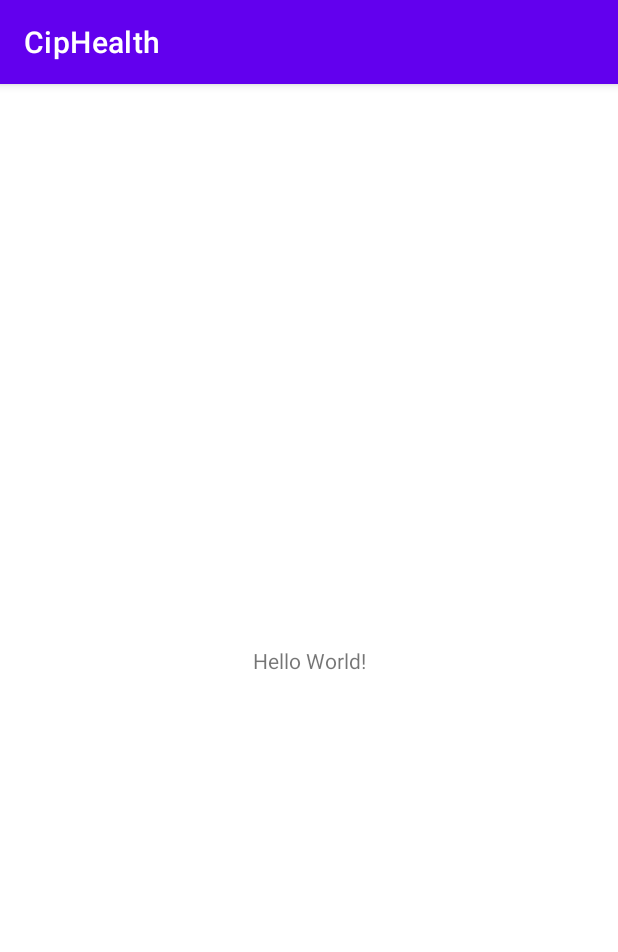
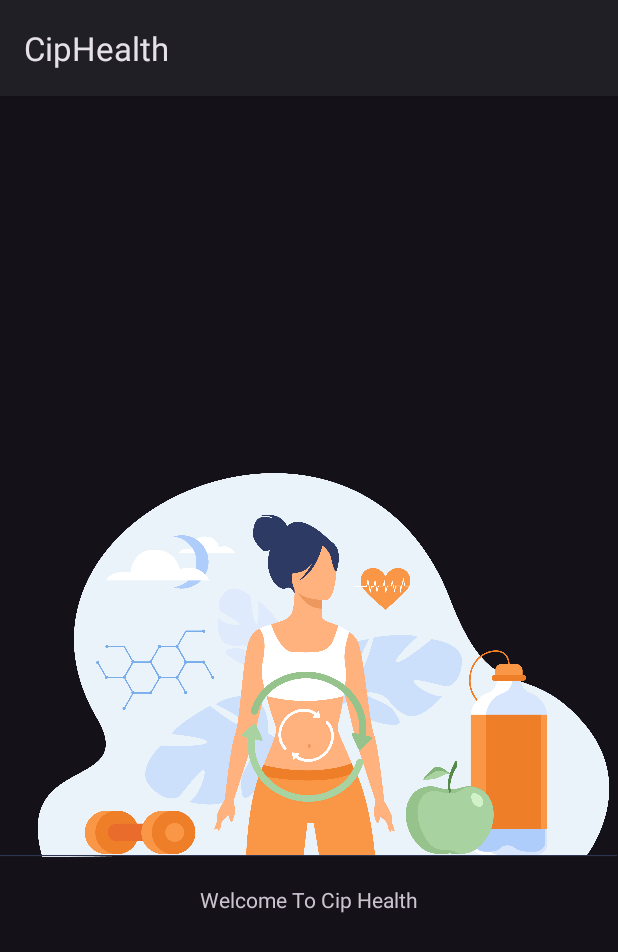
Before and after one commit to hessamasna/MobilePrograming-CipHealth, an Android app: the screen it shows after launch (MainActivity), on a phone screen of 412 x 824 dp. Shown: the top 952 px of the screen. Run offline under Robolectric (Android 15) with nearby library versions, the phone set to English and light mode, and no system bars; 1 statement that could not run was skipped.

Commit message:
[ADD] Welcome Page

```diff
--- a/app/src/main/java/com/cip/ciphealth/MainActivity.java
+++ b/app/src/main/java/com/cip/ciphealth/MainActivity.java
@@ -1,7 +1,9 @@
 package com.cip.ciphealth;
 
 import androidx.appcompat.app.AppCompatActivity;
+import androidx.appcompat.app.AppCompatDelegate;
 
+import android.content.Intent;
 import android.os.Bundle;
 
 public class MainActivity extends AppCompatActivity {
@@ -10,5 +12,20 @@
     protected void onCreate(Bundle savedInstanceState) {
         super.onCreate(savedInstanceState);
         setContentView(R.layout.activity_main);
+
+        Thread background = new Thread() {
+            public void run() {
+                try {
+                    sleep(3*1000);
+
+                    Intent i=new Intent(getBaseContext(),Login.class);
+                    startActivity(i);
+
+                    finish();
+                } catch (Exception e) {
+                }
+            }
+        };
+        background.start();
     }
 }
--- a/app/src/main/res/layout/activity_main.xml
+++ b/app/src/main/res/layout/activity_main.xml
@@ -9,10 +9,20 @@
     <TextView
         android:layout_width="wrap_content"
         android:layout_height="wrap_content"
-        android:text="Hello World!"
-        app:layout_constraintBottom_toBottomOf="parent"
+        android:layout_marginTop="16dp"
+        android:text="Welcome To Cip Health"
         app:layout_constraintEnd_toEndOf="parent"
         app:layout_constraintStart_toStartOf="parent"
-        app:layout_constraintTop_toTopOf="parent" />
+        app:layout_constraintTop_toBottomOf="@+id/imageView2" />
+
+    <ImageView
+        android:id="@+id/imageView2"
+        android:layout_width="411dp"
+        android:layout_height="261dp"
+        app:layout_constraintBottom_toBottomOf="parent"
+        app:layout_constraintTop_toTopOf="parent"
+        app:layout_constraintVertical_bias="0.498"
+        app:srcCompat="@drawable/welcome"
+        tools:layout_editor_absoluteX="0dp" />
 
 </androidx.constraintlayout.widget.ConstraintLayout>
```
Also changed, not shown: app/src/main/AndroidManifest.xml (+8 -1 lines), app/src/main/res/drawable/welcome.png (added).
